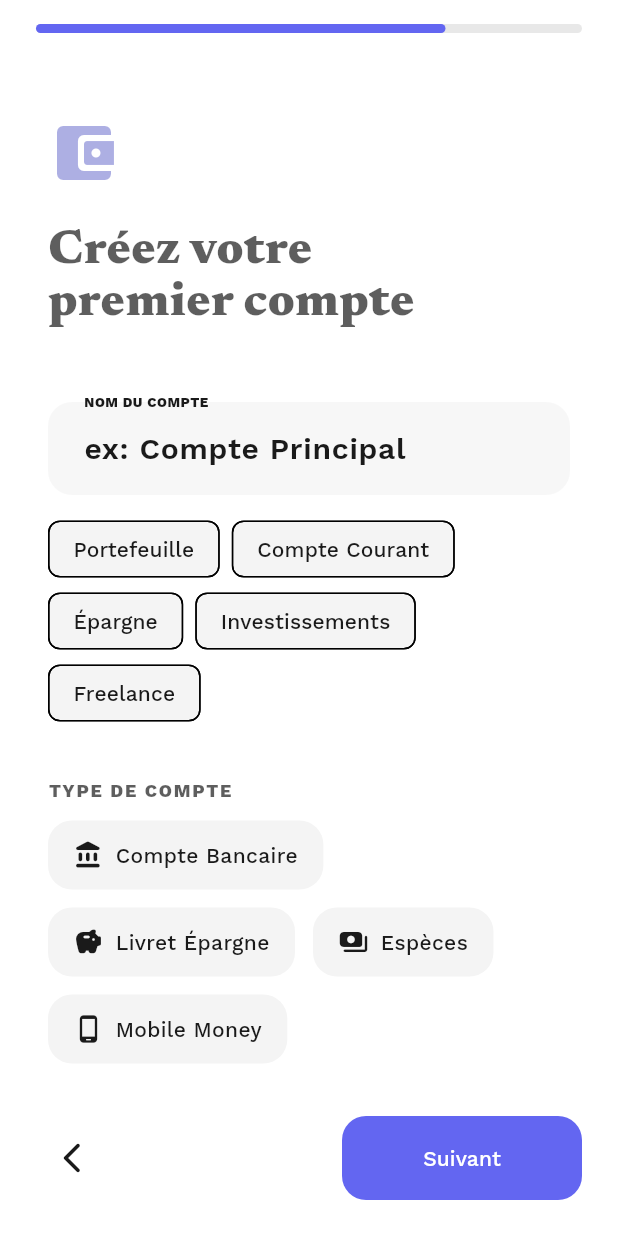
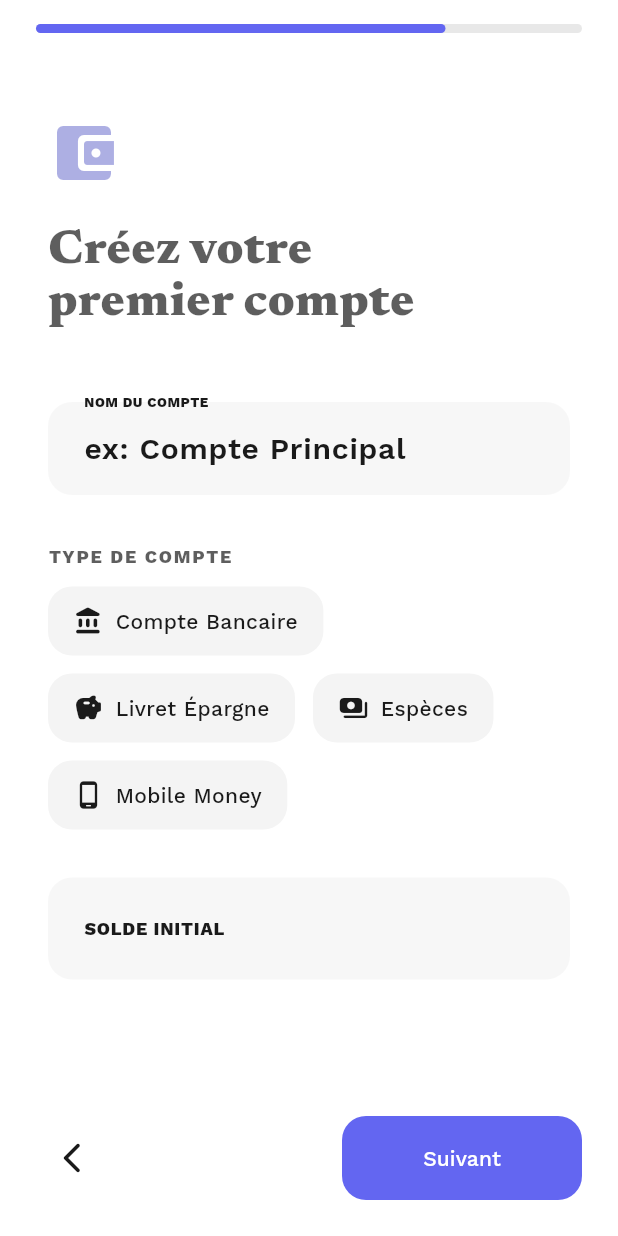
Before and after one commit to SirPrincy/MoulaFlow, a Flutter app: the SetupWizardPage screen opened directly with empty values, swiped to page 3, on a phone screen of 412 x 824 dp. Run offline on Flutter 3.47's test engine with Material 3 defaults, Android fonts, the phone set to English and light mode, and no system bars; our stand-ins replace drift, fl_chart, flutter_riverpod, flutter_svg, google_fonts, shared_preferences; accounts and stored records are empty; generated files the repository leaves out were written again.

Commit message:
refactor: remove wallet name suggestions from setup wizard page

```diff
--- a/lib/pages/setup_wizard_page.dart
+++ b/lib/pages/setup_wizard_page.dart
@@ -47,13 +47,7 @@ class _SetupWizardPageState extends ConsumerState<SetupWizardPage> {
     Icons.favorite_rounded,
   ];
 
-  final List<String> _walletSuggestions = [
-    'Portefeuille',
-    'Compte Courant',
-    'Épargne',
-    'Investissements',
-    'Freelance',
-  ];
+
 
   final List<({String label, IconData icon, WalletType type})> _walletTypes = [
     (label: 'Compte Bancaire', icon: Icons.account_balance_rounded, type: WalletType.bank),
@@ -317,20 +311,7 @@ class _SetupWizardPageState extends ConsumerState<SetupWizardPage> {
               border: OutlineInputBorder(borderRadius: BorderRadius.circular(12)),
             ),
           ),
-          const SizedBox(height: 12),
-          Wrap(
-            spacing: 8,
-            children: _walletSuggestions.map((s) => ActionChip(
-              label: Text(s),
-              onPressed: () {
-                setState(() {
-                  _walletName = s;
-                  _walletNameController.text = s;
-                });
-              },
-              backgroundColor: theme.colorScheme.onSurface.withValues(alpha: 0.05),
-            )).toList(),
-          ),
+
           const SizedBox(height: 32),
           const Text('TYPE DE COMPTE', style: TextStyle(fontSize: 12, fontWeight: FontWeight.w800, letterSpacing: 1.2)),
           const SizedBox(height: 12),
```
